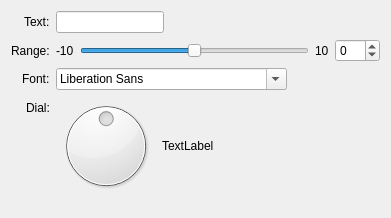
Old version of the form examples/form.ui in the repository enthought/qt_binder.
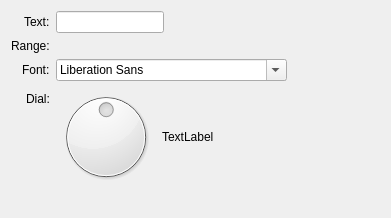
New version of the form.

Commit message: ENH: Demo UIFile.insertions.

Diff of the .ui file:
```diff
--- a/examples/form.ui
+++ b/examples/form.ui
@@ -47,53 +47,6 @@
      </property>
     </widget>
    </item>
-   <item row="1" column="1">
-    <layout class="QHBoxLayout" name="_horizontalLayout" stretch="0,1,0,0">
-     <item>
-      <widget class="QLabel" name="_label_4">
-       <property name="text">
-        <string>-10</string>
-       </property>
-      </widget>
-     </item>
-     <item>
-      <widget class="QSlider" name="horizontalSlider">
-       <property name="sizePolicy">
-        <sizepolicy hsizetype="Expanding" vsizetype="Fixed">
-         <horstretch>1</horstretch>
-         <verstretch>0</verstretch>
-        </sizepolicy>
-       </property>
-       <property name="minimum">
-        <number>-10</number>
-       </property>
-       <property name="maximum">
-        <number>10</number>
-       </property>
-       <property name="orientation">
-        <enum>Qt::Horizontal</enum>
-       </property>
-      </widget>
-     </item>
-     <item>
-      <widget class="QLabel" name="_label_3">
-       <property name="text">
-        <string>10</string>
-       </property>
-      </widget>
-     </item>
-     <item>
-      <widget class="QSpinBox" name="spinBox">
-       <property name="minimum">
-        <number>-10</number>
-       </property>
-       <property name="maximum">
-        <number>10</number>
-       </property>
-      </widget>
-     </item>
-    </layout>
-   </item>
    <item row="2" column="0">
     <widget class="QLabel" name="_label_5">
      <property name="text">
```
Left out of the diff: 38 changed lines with no effect on the pictures. The commit also changes 1 other file.
